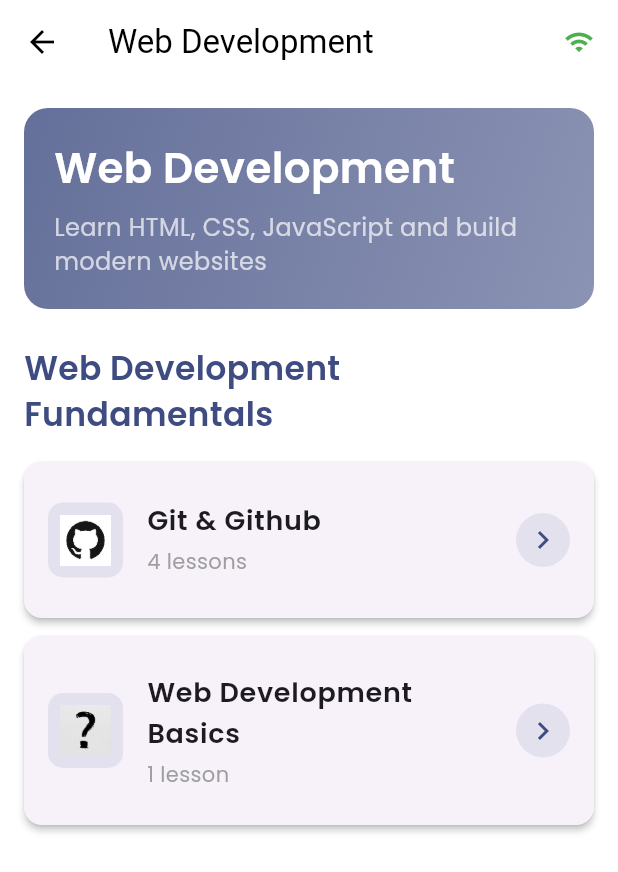
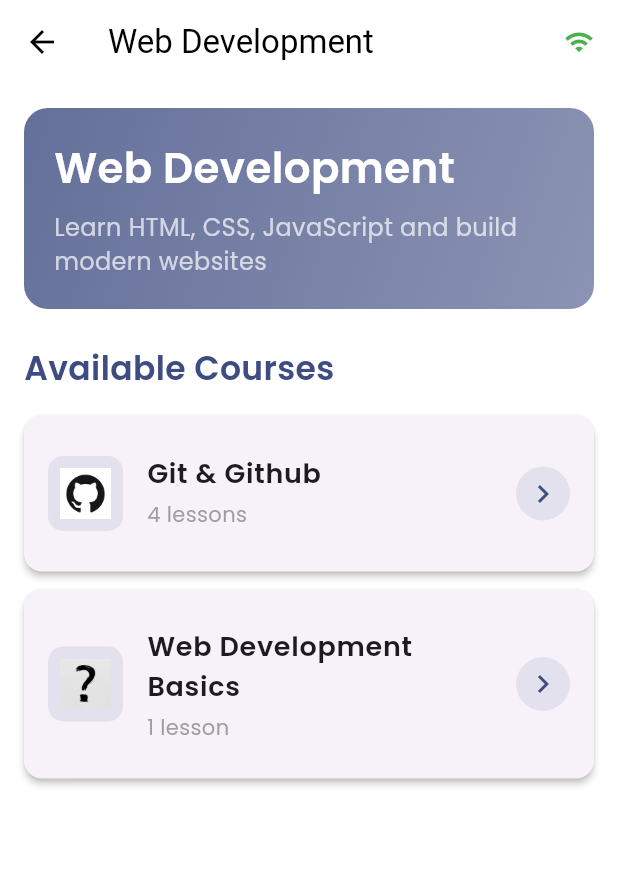
Before and after one commit to CharbelElia05/xpertbot-mobile, a Flutter app: the CoursesScreen screen opened directly, on a phone screen of 412 x 824 dp. Shown: the top 872 px of the screen. Run offline on Flutter 3.47's test engine with Material 3 defaults, Android fonts, the phone set to English and light mode, and no system bars; our stand-ins replace cloud_firestore, connectivity_plus, firebase_auth, firebase_core, firebase_messaging, youtube_player_flutter; accounts and stored records are empty.

Commit message:
added the course apis

```diff
--- /dev/null
+++ b/lib/controllers/course_controller.dart
@@ -0,0 +1,82 @@
+import 'package:flutter/material.dart';
+import '../models/course_model.dart';
+import '../services/course_service.dart';
+
+class CourseController with ChangeNotifier {
+  final CourseService _courseService = CourseService();
+
+  List<Course> _courses = [];
+  bool _isLoading = false;
+  String? _error;
+
+  List<Course> get courses => _courses;
+  bool get isLoading => _isLoading;
+  String? get error => _error;
+
+  // Load courses for a track
+  Future<void> loadCourses(String trackId) async {
+    _isLoading = true;
+    _error = null;
+    notifyListeners();
+
+    try {
+      // For now, using hardcoded data as fallback
+      _courses = _getHardcodedCourses(trackId);
+      _isLoading = false;
+      notifyListeners();
+    } catch (e) {
+      _isLoading = false;
+      _error = "Failed to load courses: ${e.toString()}";
+      notifyListeners();
+    }
+  }
+
+  // Your existing hardcoded data as fallback
+  List<Course> _getHardcodedCourses(String trackId) {
+    if (trackId == 'web') {
+      return [
+        Course(
+          id: '1',
+          title: 'Git & Github',
+          trackId: 'web',
+          lessonCount: 4,
+          imageUrl: 'assets/images/github_logo.png',
+          videoId: 'RGOj5yH7evk',
+        ),
+        Course(
+          id: '2',
+          title: 'Web Development Basics',
+          trackId: 'web',
+          lessonCount: 1,
+          imageUrl: 'assets/images/question_mark.png',
+          videoId: 'qz0aGYrrlhU',
+        ),
+      ];
+    } else if (trackId == 'mobile') {
+      return [
+        Course(
+          id: '3',
+          title: 'Flutter Introduction',
+          trackId: 'mobile',
+          lessonCount: 4,
+          imageUrl: 'assets/images/flutter.png',
+          videoId: 'x0uinJvhNxI',
+        ),
+        Course(
+          id: '4',
+          title: 'Dart Programming',
+          trackId: 'mobile',
+          lessonCount: 1,
+          imageUrl: 'assets/images/dart.png',
+          videoId: 'Ej_PC4nDTsw',
+        ),
+      ];
+    }
+    return [];
+  }
+
+  void clearError() {
+    _error = null;
+    notifyListeners();
+  }
+}
--- /dev/null
+++ b/lib/models/course_model.dart
@@ -0,0 +1,32 @@
+class Course {
+  final String id;
+  final String title;
+  final String trackId;
+  final int lessonCount;
+  final String imageUrl;
+  final String videoId;
+  final String? description;
+
+  Course({
+    required this.id,
+    required this.title,
+    required this.trackId,
+    required this.lessonCount,
+    required this.imageUrl,
+    required this.videoId,
+    this.description,
+  });
+
+  // Convert from Firestore document
+  factory Course.fromFirestore(Map<String, dynamic> data, String id) {
+    return Course(
+      id: id,
+      title: data['title'] ?? '',
+      trackId: data['trackId'] ?? '',
+      lessonCount: data['lessonCount'] ?? 0,
+      imageUrl: data['imageUrl'] ?? '',
+      videoId: data['videoId'] ?? '',
+      description: data['description'],
+    );
+  }
+}
--- a/lib/screens/courses_screen.dart
+++ b/lib/screens/courses_screen.dart
@@ -1,8 +1,11 @@
 import 'package:flutter/material.dart';
+import 'package:provider/provider.dart';
 import 'video_player_screen.dart';
-import '../services/offline_service.dart'; // Add this import
+import '../services/offline_service.dart';
+import '../controllers/course_controller.dart';
+import '../models/course_model.dart';
 
-class CoursesScreen extends StatelessWidget {
+class CoursesScreen extends StatefulWidget {
   final String trackId;
   final String trackTitle;
 
@@ -13,16 +16,35 @@ class CoursesScreen extends StatelessWidget {
   });
 
   @override
+  State<CoursesScreen> createState() => _CoursesScreenState();
+}
+
+class _CoursesScreenState extends State<CoursesScreen> {
+  @override
+  void initState() {
+    super.initState();
+    // Load courses when screen initializes
+    WidgetsBinding.instance.addPostFrameCallback((_) {
+      final courseController = Provider.of<CourseController>(
+        context,
+        listen: false,
+      );
+      courseController.loadCourses(widget.trackId);
+    });
+  }
+
+  @override
   Widget build(BuildContext context) {
+    final courseController = Provider.of<CourseController>(context);
+
     return Scaffold(
       backgroundColor: Colors.white,
       appBar: AppBar(
-        title: Text(trackTitle),
+        title: Text(widget.trackTitle),
         backgroundColor: Colors.transparent,
         elevation: 0,
         foregroundColor: Colors.black,
         actions: [
-          // 🔥 OFFLINE INDICATOR - Add this
           StreamBuilder<bool>(
             stream: OfflineService.connectivityStream,
             builder: (context, snapshot) {
@@ -41,7 +63,7 @@ class CoursesScreen extends StatelessWidget {
       ),
       body: Column(
         children: [
-          // 🔥 OFFLINE BANNER - Add this
+          // Offline Banner
           StreamBuilder<bool>(
             stream: OfflineService.connectivityStream,
             builder: (context, snapshot) {
@@ -61,7 +83,7 @@ class CoursesScreen extends StatelessWidget {
                     Icon(Icons.wifi_off, size: 16, color: Colors.orange[800]),
                     const SizedBox(width: 8),
                     Text(
-                      'You are offline - some features may be limited',
+                      'You are offline - showing cached content',
                       style: TextStyle(
                         fontSize: 12,
                         color: Colors.orange[800],
@@ -74,25 +96,141 @@ class CoursesScreen extends StatelessWidget {
             },
           ),
 
+          // Error Message
+          if (courseController.error != null)
+            Container(
+              width: double.infinity,
+              padding: const EdgeInsets.all(12),
+              color: Colors.red[50],
+              child: Row(
+                children: [
+                  const Icon(Icons.error_outline, color: Colors.red),
+                  const SizedBox(width: 8),
                   Expanded(
-            child: SingleChildScrollView(
+                    child: Text(
+                      courseController.error!,
+                      style: const TextStyle(color: Colors.red),
+                    ),
+                  ),
+                  IconButton(
+                    icon: const Icon(Icons.close, size: 16),
+                    onPressed: () => courseController.clearError(),
+                  ),
+                ],
+              ),
+            ),
+
+          Expanded(child: _buildContent(courseController)),
+        ],
+      ),
+    );
+  }
+
+  Widget _buildContent(CourseController courseController) {
+    // Show loading indicator
+    if (courseController.isLoading) {
+      return const Center(child: CircularProgressIndicator());
+    }
+
+    // Show empty state
+    if (courseController.courses.isEmpty) {
+      return const Center(
+        child: Text(
+          'No courses available for this track',
+          style: TextStyle(fontSize: 16, color: Colors.grey),
+        ),
+      );
+    }
+
+    // Show courses list
+    return SingleChildScrollView(
       padding: const EdgeInsets.all(16),
       child: Column(
         crossAxisAlignment: CrossAxisAlignment.start,
         children: [
-                  // Track Header
           _buildTrackHeader(),
           const SizedBox(height: 24),
+          _buildCoursesList(courseController.courses),
+        ],
+      ),
+    );
+  }
 
-                  // Show DIFFERENT courses based on which track was tapped
-                  if (trackId == 'web') ..._buildWebDevelopmentCourses(context),
-                  if (trackId == 'mobile')
-                    ..._buildMobileDevelopmentCourses(context),
+  Widget _buildCoursesList(List<Course> courses) {
+    return Column(
+      crossAxisAlignment: CrossAxisAlignment.start,
+      children: [
+        const Text(
+          'Available Courses',
+          style: TextStyle(
+            fontSize: 22,
+            fontWeight: FontWeight.bold,
+            fontFamily: 'Poppins',
+            color: Color(0xFF3E4C81),
+          ),
+        ),
+        const SizedBox(height: 16),
+        ...courses.map((course) => _buildCourseItem(course)).toList(),
       ],
+    );
+  }
+
+  Widget _buildCourseItem(Course course) {
+    return Card(
+      elevation: 2,
+      margin: const EdgeInsets.only(bottom: 12),
+      shape: RoundedRectangleBorder(borderRadius: BorderRadius.circular(12)),
+      child: ListTile(
+        contentPadding: const EdgeInsets.all(16),
+        leading: Container(
+          width: 50,
+          height: 50,
+          decoration: BoxDecoration(
+            color: const Color(0xFF3E4C81).withOpacity(0.1),
+            borderRadius: BorderRadius.circular(10),
+          ),
+          child: Padding(
+            padding: const EdgeInsets.all(8),
+            child: Image.asset(
+              course.imageUrl,
+              fit: BoxFit.contain,
+              errorBuilder: (context, error, stackTrace) {
+                return const Icon(Icons.school, color: Color(0xFF3E4C81));
+              },
             ),
           ),
         ),
-        ],
+        title: Text(
+          course.title,
+          style: const TextStyle(
+            fontSize: 18,
+            fontWeight: FontWeight.w600,
+            fontFamily: 'Poppins',
+          ),
+        ),
+        subtitle: Padding(
+          padding: const EdgeInsets.only(top: 4),
+          child: Text(
+            '${course.lessonCount} ${course.lessonCount == 1 ? 'lesson' : 'lessons'}',
+            style: const TextStyle(
+              fontSize: 14,
+              color: Colors.grey,
+              fontFamily: 'Poppins',
+            ),
+          ),
+        ),
+        trailing: Container(
+          width: 36,
+          height: 36,
+          decoration: BoxDecoration(
+            color: const Color(0xFF3E4C81).withOpacity(0.1),
+            borderRadius: BorderRadius.circular(18),
+          ),
+          child: const Icon(Icons.chevron_right, color: Color(0xFF3E4C81)),
+        ),
+        onTap: () {
+          _navigateToVideoPlayer(context, course.title, course.videoId);
+        },
       ),
     );
   }
@@ -116,7 +254,7 @@ class CoursesScreen extends StatelessWidget {
         crossAxisAlignment: CrossAxisAlignment.start,
         children: [
           Text(
-            trackTitle,
+            widget.trackTitle,
             style: const TextStyle(
               fontSize: 28,
               fontWeight: FontWeight.bold,
@@ -139,166 +277,12 @@ class CoursesScreen extends StatelessWidget {
   }
 
   String _getTrackDescription() {
-    if (trackId == 'web') {
+    if (widget.trackId == 'web') {
       return 'Learn HTML, CSS, JavaScript and build modern websites';
-    } else if (trackId == 'mobile') {
+    } else if (widget.trackId == 'mobile') {
       return 'Build cross-platform mobile apps with Flutter and Dart';
     }
     return 'Master development skills with expert-led courses';
-  }
-
-  // WEB DEVELOPMENT COURSES
-  List<Widget> _buildWebDevelopmentCourses(BuildContext context) {
-    return [
-      _buildSection(
-        title: 'Web Development Fundamentals',
-        items: [
-          _buildCourseItem(
-            title: 'Git & Github',
-            lessonCount: '4 lessons',
-            imageAsset: 'assets/images/github_logo.png',
-            onTap: () {
-              _navigateToVideoPlayer(
-                context,
-                'Git & GitHub Complete Guide',
-                'RGOj5yH7evk',
-              );
-            },
-          ),
-          _buildCourseItem(
-            title: 'Web Development Basics',
-            lessonCount: '1 lesson',
-            imageAsset: 'assets/images/question_mark.png',
-            onTap: () {
-              _navigateToVideoPlayer(
-                context,
-                'Web Development Common Knowledge',
-                'qz0aGYrrlhU',
-              );
-            },
-          ),
-        ],
-      ),
-    ];
-  }
-
-  // MOBILE DEVELOPMENT COURSES
-  List<Widget> _buildMobileDevelopmentCourses(BuildContext context) {
-    return [
-      _buildSection(
-        title: 'Mobile App Development',
-        items: [
-          _buildCourseItem(
-            title: 'Flutter Introduction',
-            lessonCount: '4 lessons',
-            imageAsset: 'assets/images/flutter.png',
-            onTap: () {
-              _navigateToVideoPlayer(
-                context,
-                'Flutter Tutorial for Beginners',
-                'x0uinJvhNxI',
-              );
-            },
-          ),
-          _buildCourseItem(
-            title: 'Dart Programming',
-            lessonCount: '1 lesson',
-            imageAsset: 'assets/images/dart.png',
-            onTap: () {
-              _navigateToVideoPlayer(
-                context,
-                'Dart Programming Basics',
-                'Ej_PC4nDTsw',
-              );
-            },
-          ),
-        ],
-      ),
-    ];
-  }
-
-  Widget _buildSection({required String title, required List<Widget> items}) {
-    return Column(
-      crossAxisAlignment: CrossAxisAlignment.start,
-      children: [
-        Text(
-          title,
-          style: const TextStyle(
-            fontSize: 22,
-            fontWeight: FontWeight.bold,
-            fontFamily: 'Poppins',
-            color: Color(0xFF3E4C81),
-          ),
-        ),
-        const SizedBox(height: 16),
-        ...items,
-      ],
-    );
-  }
-
-  Widget _buildCourseItem({
-    required String title,
-    required String lessonCount,
-    required String imageAsset,
-    required VoidCallback onTap,
-  }) {
-    return Card(
-      elevation: 2,
-      margin: const EdgeInsets.only(bottom: 12),
-      shape: RoundedRectangleBorder(borderRadius: BorderRadius.circular(12)),
-      child: ListTile(
-        contentPadding: const EdgeInsets.all(16),
-        leading: Container(
-          width: 50,
-          height: 50,
-          decoration: BoxDecoration(
-            color: const Color(0xFF3E4C81).withOpacity(0.1),
-            borderRadius: BorderRadius.circular(10),
-          ),
-          child: Padding(
-            padding: const EdgeInsets.all(8),
-            child: Image.asset(
-              imageAsset,
-              fit: BoxFit.contain,
-              cacheWidth: 100, // Optimize image caching
-              cacheHeight: 100,
-              errorBuilder: (context, error, stackTrace) {
-                return const Icon(Icons.school, color: Color(0xFF3E4C81));
-              },
-            ),
-          ),
-        ),
-        title: Text(
-          title,
-          style: const TextStyle(
-            fontSize: 18,
-            fontWeight: FontWeight.w600,
-            fontFamily: 'Poppins',
-          ),
-        ),
-        subtitle: Padding(
-          padding: const EdgeInsets.only(top: 4),
-          child: Text(
-            lessonCount,
-            style: const TextStyle(
-              fontSize: 14,
-              color: Colors.grey,
-              fontFamily: 'Poppins',
-            ),
-          ),
-        ),
-        trailing: Container(
-          width: 36,
-          height: 36,
-          decoration: BoxDecoration(
-            color: const Color(0xFF3E4C81).withOpacity(0.1),
-            borderRadius: BorderRadius.circular(18),
-          ),
-          child: const Icon(Icons.chevron_right, color: Color(0xFF3E4C81)),
-        ),
-        onTap: onTap,
-      ),
-    );
   }
 
   void _navigateToVideoPlayer(
--- /dev/null
+++ b/lib/services/course_service.dart
@@ -0,0 +1,19 @@
+import 'package:cloud_firestore/cloud_firestore.dart';
+import '../models/course_model.dart';
+
+class CourseService {
+  final FirebaseFirestore _firestore = FirebaseFirestore.instance;
+
+  // Get all courses for a specific track
+  Stream<List<Course>> getCoursesByTrack(String trackId) {
+    return _firestore
+        .collection('courses')
+        .where('trackId', isEqualTo: trackId)
+        .snapshots()
+        .map((snapshot) {
+          return snapshot.docs.map((doc) {
+            return Course.fromFirestore(doc.data()!, doc.id);
+          }).toList();
+        });
+  }
+}
```
Also changed, not shown: lib/models/user_model.dart (added, +40 -0 lines). Lines whose indentation alone changed are shown as unchanged.
